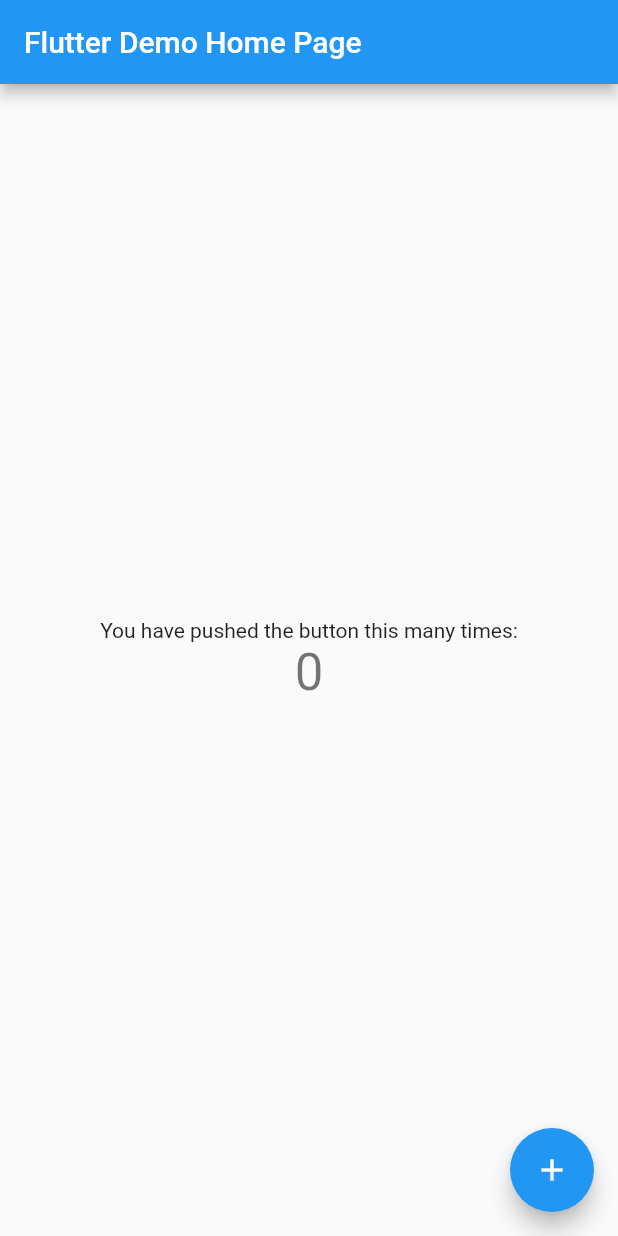
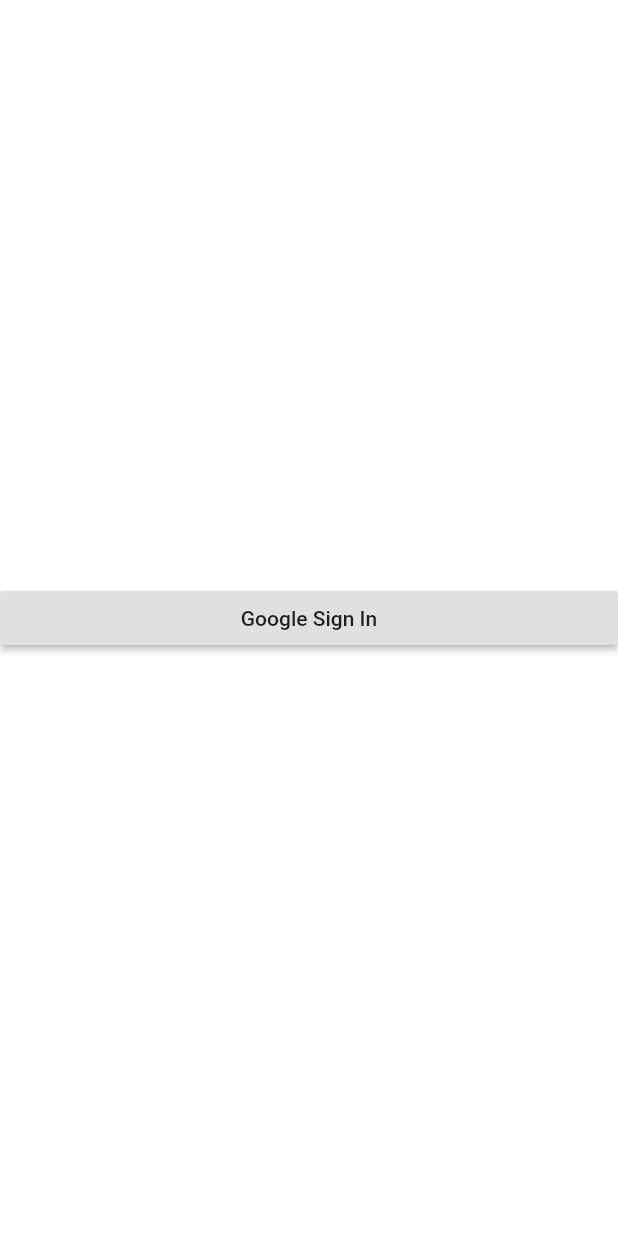
Before and after one commit to rcauquil/traveltheworld, a Flutter app: the screen it shows after launch, on a phone screen of 412 x 824 dp. Run offline on Flutter 3.47's test engine with Material 2 defaults, Android fonts, the phone set to English and light mode, and no system bars; our stand-ins replace firebase_auth, google_sign_in; accounts and stored records are empty.

```diff
--- a/lib/main.dart
+++ b/lib/main.dart
@@ -1,111 +1,26 @@
 import 'package:flutter/material.dart';
+import 'package:traveltheworld/models/user.dart';
+import 'package:traveltheworld/screens/wrapper.dart';
+import 'package:traveltheworld/services/auth.dart';
+import 'package:provider/provider.dart';
 
 void main() => runApp(MyApp());
-
 class MyApp extends StatelessWidget {
-  // This widget is the root of your application.
   @override
   Widget build(BuildContext context) {
-    return MaterialApp(
-      title: 'Flutter Demo',
-      theme: ThemeData(
-        // This is the theme of your application.
-        //
-        // Try running your application with "flutter run". You'll see the
-        // application has a blue toolbar. Then, without quitting the app, try
-        // changing the primarySwatch below to Colors.green and then invoke
-        // "hot reload" (press "r" in the console where you ran "flutter run",
-        // or simply save your changes to "hot reload" in a Flutter IDE).
-        // Notice that the counter didn't reset back to zero; the application
-        // is not restarted.
-        primarySwatch: Colors.blue,
+    return StreamProvider<User>.value(
+      value: AuthService().user,
+      child: MaterialApp(
+        initialRoute: '/',
+        routes: {
+          '/': (BuildContext context) => Wrapper(),
+        },
+        theme: ThemeData(
+          // Color
+          primaryColor: Color.fromRGBO(0,0,145,1),
+          accentColor: Color.fromRGBO(255,0,15,1),
+        ),
       ),
-      home: MyHomePage(title: 'Flutter Demo Home Page'),
     );
   }
 }
-
-class MyHomePage extends StatefulWidget {
-  MyHomePage({Key key, this.title}) : super(key: key);
-
-  // This widget is the home page of your application. It is stateful, meaning
-  // that it has a State object (defined below) that contains fields that affect
-  // how it looks.
-
-  // This class is the configuration for the state. It holds the values (in this
-  // case the title) provided by the parent (in this case the App widget) and
-  // used by the build method of the State. Fields in a Widget subclass are
-  // always marked "final".
-
-  final String title;
-
-  @override
-  _MyHomePageState createState() => _MyHomePageState();
-}
-
-class _MyHomePageState extends State<MyHomePage> {
-  int _counter = 0;
-
-  void _incrementCounter() {
-    setState(() {
-      // This call to setState tells the Flutter framework that something has
-      // changed in this State, which causes it to rerun the build method below
-      // so that the display can reflect the updated values. If we changed
-      // _counter without calling setState(), then the build method would not be
-      // called again, and so nothing would appear to happen.
-      _counter++;
-    });
-  }
-
-  @override
-  Widget build(BuildContext context) {
-    // This method is rerun every time setState is called, for instance as done
-    // by the _incrementCounter method above.
-    //
-    // The Flutter framework has been optimized to make rerunning build methods
-    // fast, so that you can just rebuild anything that needs updating rather
-    // than having to individually change instances of widgets.
-    return Scaffold(
-      appBar: AppBar(
-        // Here we take the value from the MyHomePage object that was created by
-        // the App.build method, and use it to set our appbar title.
-        title: Text(widget.title),
-      ),
-      body: Center(
-        // Center is a layout widget. It takes a single child and positions it
-        // in the middle of the parent.
-        child: Column(
-          // Column is also a layout widget. It takes a list of children and
-          // arranges them vertically. By default, it sizes itself to fit its
-          // children horizontally, and tries to be as tall as its parent.
-          //
-          // Invoke "debug painting" (press "p" in the console, choose the
-          // "Toggle Debug Paint" action from the Flutter Inspector in Android
-          // Studio, or the "Toggle Debug Paint" command in Visual Studio Code)
-          // to see the wireframe for each widget.
-          //
-          // Column has various properties to control how it sizes itself and
-          // how it positions its children. Here we use mainAxisAlignment to
-          // center the children vertically; the main axis here is the vertical
-          // axis because Columns are vertical (the cross axis would be
-          // horizontal).
-          mainAxisAlignment: MainAxisAlignment.center,
-          children: <Widget>[
-            Text(
-              'You have pushed the button this many times:',
-            ),
-            Text(
-              '$_counter',
-              style: Theme.of(context).textTheme.display1,
-            ),
-          ],
-        ),
-      ),
-      floatingActionButton: FloatingActionButton(
-        onPressed: _incrementCounter,
-        tooltip: 'Increment',
-        child: Icon(Icons.add),
-      ), // This trailing comma makes auto-formatting nicer for build methods.
-    );
-  }
-}
--- /dev/null
+++ b/lib/models/user.dart
@@ -0,0 +1,7 @@
+class User {
+
+  final String uid;
+
+  User({ this.uid });
+
+}
--- /dev/null
+++ b/lib/screens/authenticate/authenticate.dart
@@ -0,0 +1,10 @@
+import 'package:traveltheworld/screens/authenticate/sign_in.dart';
+import 'package:flutter/material.dart';
+
+class Authenticate extends StatelessWidget {
+  Widget build(BuildContext context) {
+    return Container(
+      child: SignIn(),
+    );
+  }
+}
--- /dev/null
+++ b/lib/screens/authenticate/sign_in.dart
@@ -0,0 +1,33 @@
+import 'package:flutter/material.dart';
+import 'package:traveltheworld/services/auth.dart';
+
+class SignIn extends StatelessWidget {
+
+  final AuthService _auth = AuthService();
+
+  @override
+  Widget build(BuildContext context) {
+    return Scaffold(
+      backgroundColor: Colors.white,
+      body: Center(
+        child: // Google Sign In
+          SizedBox(
+            width: double.infinity,
+            child: RaisedButton(
+              child: Text('Google Sign In'),
+              onPressed: () async {
+                dynamic user = await _auth.signInGoogle();
+
+                if (user == null) {
+                  print('error signing in');
+                } else {
+                  print('signed in');
+                  print(user.uid);
+                }
+              }
+            ),
+          ),
+      ),
+    );
+  }
+}
--- /dev/null
+++ b/lib/screens/wrapper.dart
@@ -0,0 +1,13 @@
+import 'package:traveltheworld/screens/authenticate/authenticate.dart';
+import 'package:flutter/material.dart';
+import 'package:traveltheworld/models/user.dart';
+import 'package:traveltheworld/screens/home/home.dart';
+import 'package:provider/provider.dart';
+
+class Wrapper extends StatelessWidget {
+  @override
+  Widget build(BuildContext context) {
+    final user = Provider.of<User>(context);
+    return user == null ? Authenticate() : Home();
+  }
+}
--- a/pubspec.yaml
+++ b/pubspec.yaml
@@ -19,6 +19,12 @@ environment:
 dependencies:
   flutter:
     sdk: flutter
+  provider: ^4.0.4
+  firebase_core: ^0.4.4+2
+  firebase_analytics: ^5.0.11
+  firebase_auth: ^0.15.5+2
+  cloud_firestore: ^0.13.4+1
+  google_sign_in: ^4.1.4
 
   # The following adds the Cupertino Icons font to your application.
   # Use with the CupertinoIcons class for iOS style icons.
```
Also changed, not shown: lib/screens/home/home.dart (added, +35 -0 lines), lib/services/auth.dart (added, +43 -0 lines), pubspec.lock, 3 other files.
